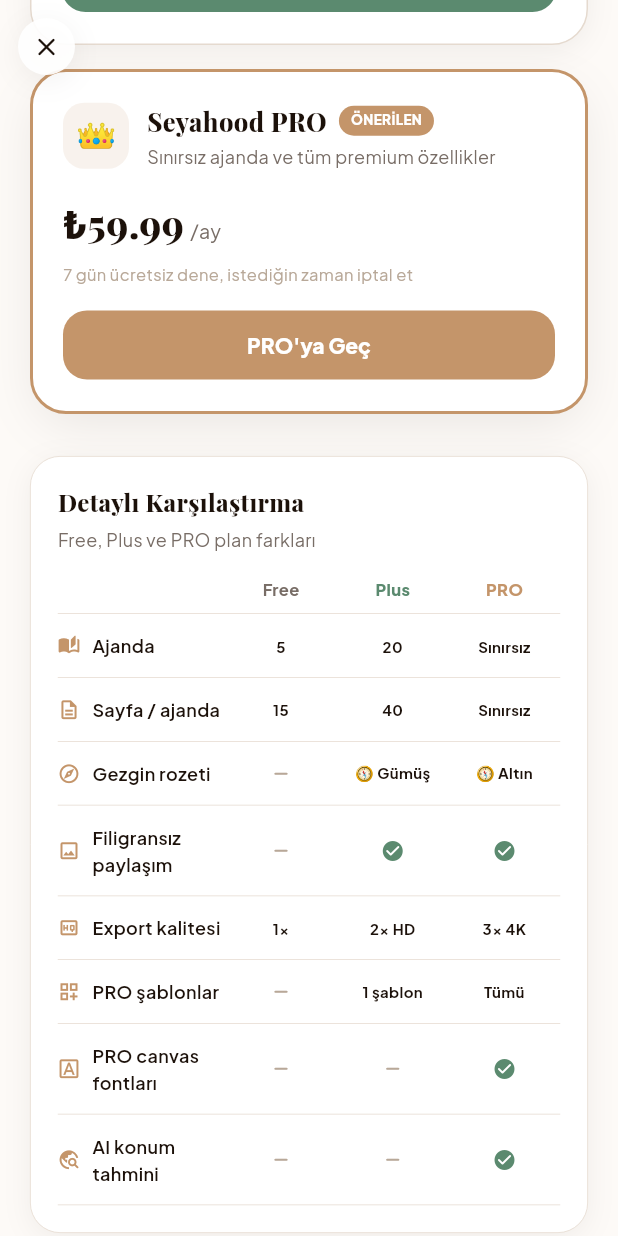
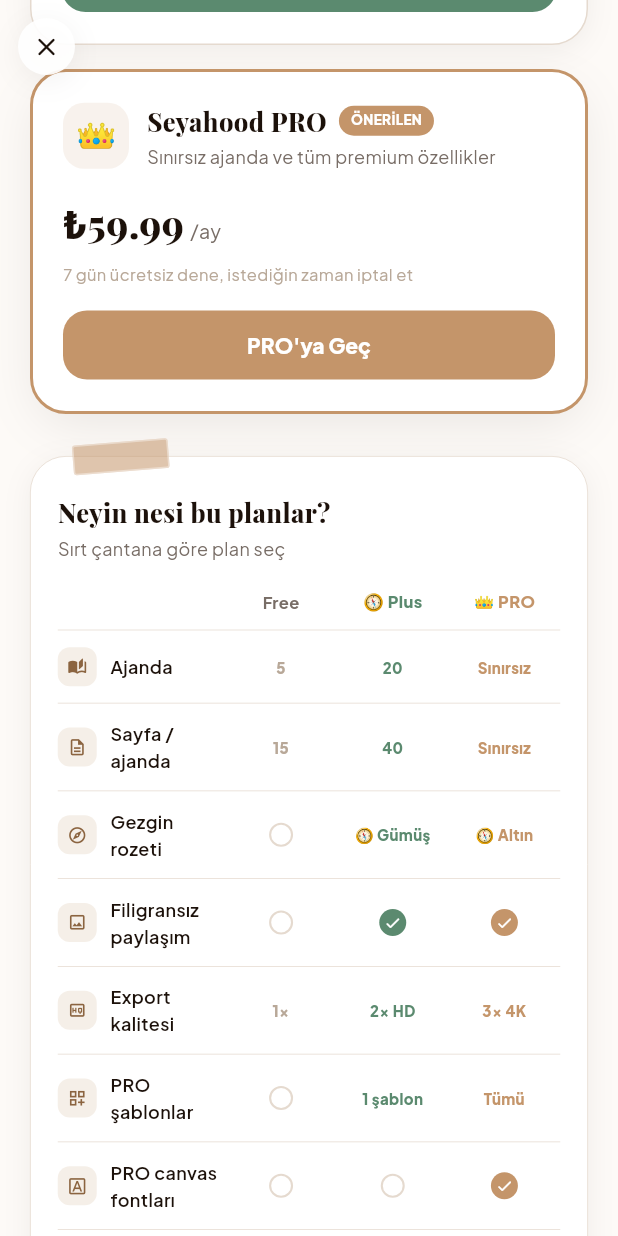
Before and after one commit to Sudenazkaranfil/memorylane-app, a Flutter app: the PremiumScreen screen opened directly, scrolled down 576 dp, on a phone screen of 412 x 824 dp. Run offline on Flutter 3.47's test engine with Material 3 defaults, Android fonts, the phone set to English and light mode, and no system bars; our stand-ins replace flutter_animate, flutter_map, google_fonts, image_picker, latlong2, share_plus and 1 more; missing offline and left inert: sticker_widget; accounts and stored records are empty; network calls fail.

Commit message:
Redesign comparison table to feel less like a generic pricing grid
Swapped the plain Material check/dash icons and grey grid look for
things that match the rest of the app: a washi-tape corner accent,
plan emojis (🧭/👑) on the column headers matching the plan cards
above, feature icons in tinted rounded chips like the rest of the UI,
and check marks as small filled color stamps per tier instead of one
flat sage checkmark everywhere. Free-column values are muted, Plus/
PRO values are bold and tier-colored, so the hierarchy reads at a
glance instead of everything looking the same weight.

Co-Authored-By: Claude Sonnet 5 <noreply@anthropic.com>
Claude-Session: https://claude.ai/code/session_01Ljp69LDt5ZfFw7mRo2AQMD

```diff
--- a/lib/screens/premium_screen.dart
+++ b/lib/screens/premium_screen.dart
@@ -479,17 +479,24 @@ class _PremiumScreenState extends State<PremiumScreen> {
   Widget _buildComparisonTable() {
     return Container(
       margin: const EdgeInsets.symmetric(horizontal: 20),
-      padding: const EdgeInsets.all(18),
-      decoration: AppTheme.cardDecoration,
+      decoration: BoxDecoration(
+        color: Colors.white,
+        borderRadius: BorderRadius.circular(24),
+        border: Border.all(color: AppTheme.border, width: 0.5),
+        boxShadow: [AppTheme.softShadow],
+      ),
+      child: Stack(clipBehavior: Clip.none, children: [
+        Padding(
+          padding: const EdgeInsets.fromLTRB(18, 24, 18, 10),
           child: Column(crossAxisAlignment: CrossAxisAlignment.start, children: [
-        Text('Detaylı Karşılaştırma',
+            Text('Neyin nesi bu planlar?',
                 style: GoogleFonts.playfairDisplay(
-                fontSize: 16, fontWeight: FontWeight.w800,
+                    fontSize: 17, fontWeight: FontWeight.w800,
                     color: AppTheme.textPrimary)),
-        const SizedBox(height: 4),
-        Text('Free, Plus ve PRO plan farkları',
+            const SizedBox(height: 3),
+            Text('Sırt çantana göre plan seç',
                 style: AppTheme.sansBody(size: 12, color: AppTheme.textSecondary)),
-        const SizedBox(height: 16),
+            const SizedBox(height: 18),
             Row(children: [
               const Expanded(flex: 3, child: SizedBox()),
               Expanded(
@@ -502,28 +509,46 @@ class _PremiumScreenState extends State<PremiumScreen> {
               Expanded(
                   flex: 2,
                   child: Center(
-                  child: Text('Plus',
+                      child: Text('🧭 Plus',
                           style: TextStyle(
                               fontSize: 11, fontWeight: FontWeight.w800,
                               color: AppTheme.sage)))),
               Expanded(
                   flex: 2,
                   child: Center(
-                  child: Text('PRO',
+                      child: Text('👑 PRO',
                           style: TextStyle(
                               fontSize: 11, fontWeight: FontWeight.w800,
                               color: AppTheme.terracotta)))),
             ]),
-        const SizedBox(height: 8),
+            const SizedBox(height: 10),
             const Divider(height: 1, color: AppTheme.border),
             ..._features.map(_buildFeatureRow),
+          ]),
+        ),
+        // Washi bant köşesi
+        Positioned(
+          top: -10, left: 28,
+          child: Transform.rotate(
+            angle: -0.08,
+            child: Container(
+              width: 64, height: 20,
+              decoration: BoxDecoration(
+                color: AppTheme.terracotta.withOpacity(0.55),
+                borderRadius: BorderRadius.circular(2),
+                border: Border.all(
+                    color: Colors.white.withOpacity(0.4), width: 1),
+              ),
+            ),
+          ),
+        ),
       ]),
     );
   }
 
   Widget _buildFeatureRow(_ComparisonFeature f) {
     return Container(
-      padding: const EdgeInsets.symmetric(vertical: 12),
+      padding: const EdgeInsets.symmetric(vertical: 11),
       decoration: const BoxDecoration(
           border:
               Border(bottom: BorderSide(color: AppTheme.border, width: 0.5))),
@@ -531,33 +556,56 @@ class _PremiumScreenState extends State<PremiumScreen> {
         Expanded(
             flex: 3,
             child: Row(children: [
-              Icon(f.icon, size: 15, color: AppTheme.terracotta),
-              const SizedBox(width: 8),
+              Container(
+                width: 26, height: 26,
+                decoration: BoxDecoration(
+                  color: AppTheme.terracottaLight,
+                  borderRadius: BorderRadius.circular(8),
+                ),
+                child: Icon(f.icon, size: 13, color: AppTheme.terracottaDark),
+              ),
+              const SizedBox(width: 9),
               Expanded(
                   child: Text(f.label,
                       style: AppTheme.sansBody(
                           size: 12, weight: FontWeight.w600))),
             ])),
-        Expanded(flex: 2, child: Center(child: _buildFeatureValue(f.free))),
-        Expanded(flex: 2, child: Center(child: _buildFeatureValue(f.plus))),
-        Expanded(flex: 2, child: Center(child: _buildFeatureValue(f.pro))),
+        Expanded(
+            flex: 2,
+            child: Center(
+                child: _buildFeatureValue(f.free, AppTheme.textMuted))),
+        Expanded(
+            flex: 2,
+            child: Center(child: _buildFeatureValue(f.plus, AppTheme.sage))),
+        Expanded(
+            flex: 2,
+            child: Center(
+                child: _buildFeatureValue(f.pro, AppTheme.terracotta))),
       ]),
     );
   }
 
-  Widget _buildFeatureValue(String? value) {
+  Widget _buildFeatureValue(String? value, Color tierColor) {
     if (value == null) {
-      return const Icon(Icons.remove_rounded, size: 15, color: AppTheme.textMuted);
+      return Container(
+        width: 16, height: 16,
+        decoration: BoxDecoration(
+          shape: BoxShape.circle,
+          border: Border.all(color: AppTheme.border, width: 1.4),
+        ),
+      );
     }
     if (value == '✓') {
-      return const Icon(Icons.check_circle_rounded,
-          size: 16, color: AppTheme.sage);
+      return Container(
+        width: 18, height: 18,
+        decoration: BoxDecoration(color: tierColor, shape: BoxShape.circle),
+        child: const Icon(Icons.check_rounded, size: 12, color: Colors.white),
+      );
     }
     return Text(value,
         textAlign: TextAlign.center,
-        style: const TextStyle(
-            fontSize: 10, fontWeight: FontWeight.w700,
-            color: AppTheme.textPrimary));
+        style: TextStyle(
+            fontSize: 10, fontWeight: FontWeight.w800, color: tierColor));
   }
 
   Widget _buildPromoCodeSection() {
```
Lines whose indentation alone changed are shown as unchanged.
